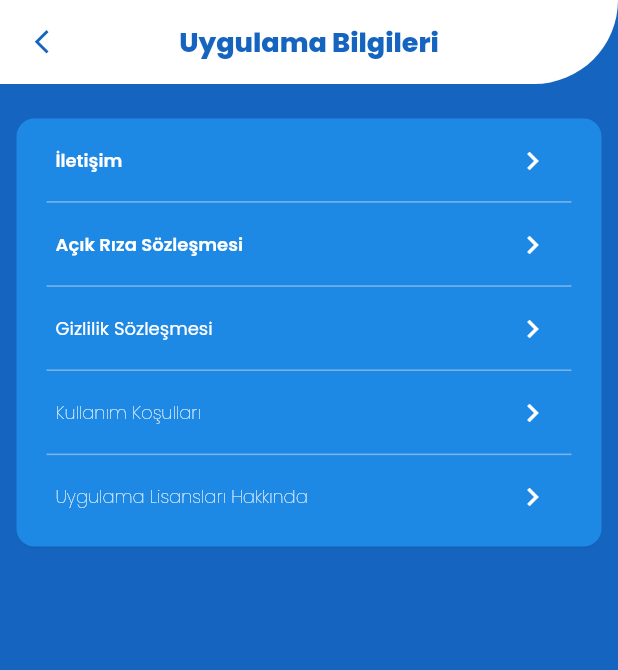
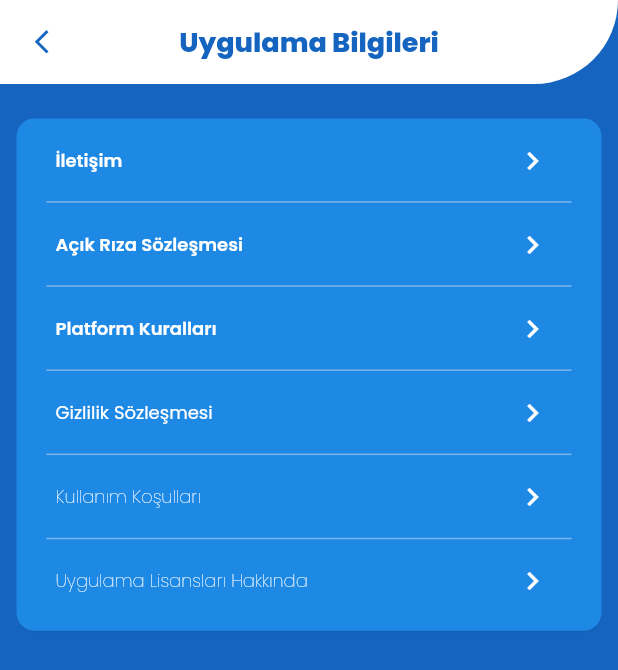
Before and after one commit to 9eren1999/saranel_application, a Flutter app: the Ayarlar screen opened directly, on a phone screen of 412 x 824 dp. Shown: the top 670 px of the screen. Run offline on Flutter 3.47's test engine with Material 2 defaults, Android fonts, the phone set to English and light mode, and no system bars; our stand-ins replace cached_network_image, cloud_firestore, firebase_core, firebase_messaging, firebase_storage, google_fonts and 3 more; accounts and stored records are empty.

Commit message:
Platform kuralları sayfası eklendi

```diff
--- a/lib/main_screens/bilgi.dart
+++ b/lib/main_screens/bilgi.dart
@@ -5,6 +5,7 @@ import 'package:saranel_application/settings_screens/gizlilik.dart';
 import 'package:saranel_application/settings_screens/iletisim.dart';
 import 'package:saranel_application/settings_screens/kosullar.dart';
 import 'package:saranel_application/settings_screens/lisanslar.dart';
+import 'package:saranel_application/settings_screens/platformkurallari.dart';
 
 class Ayarlar extends StatefulWidget {
   const Ayarlar({super.key});
@@ -102,6 +103,31 @@ class _AyarlarState extends State<Ayarlar> {
                                   context,
                                   MaterialPageRoute(
                                       builder: (context) => Acikriza()));
+                            },
+                          ),
+                        ),Divider(
+                              color: Color.fromARGB(117, 236, 234, 234),
+                              height: 0.1, indent: 20, endIndent: 20),
+                        Padding(
+                          padding: const EdgeInsets.only(
+                              bottom: 0, left: 10, right: 10, top: 0),
+                          child: ListTile(
+                            title: Text(
+                              "Platform Kuralları",
+                              style: TextStyle(
+                                color: Colors.white,
+                                fontSize: 12,
+                                fontWeight: FontWeight.w600,
+                              ),
+                              textAlign: TextAlign.start,
+                            ),
+                            trailing: Icon(Icons.navigate_next_outlined,
+                                color: Colors.white),
+                            onTap: () {
+                              Navigator.push(
+                                  context,
+                                  MaterialPageRoute(
+                                      builder: (context) => PlatformKurallari()));
                             },
                           ),
                         ),
```
Also changed, not shown: lib/main_screens/forum.dart (+14 -51 lines), lib/settings_screens/platformkurallari.dart (added, +91 -0 lines).
